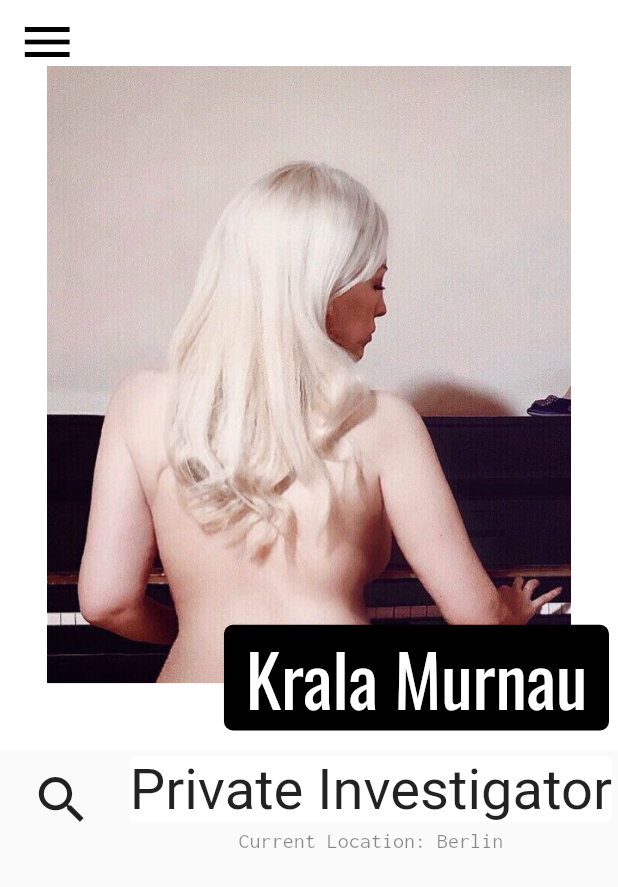
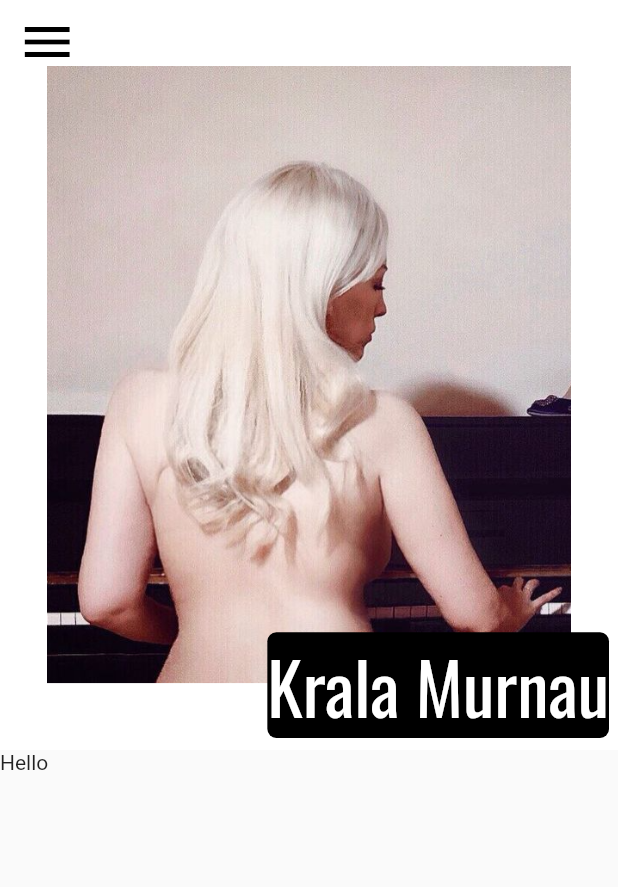
Before and after one commit to sagnik150699/bloging-website, a Flutter app: the screen it shows after launch, on a phone screen of 412 x 824 dp. Shown: the top 887 px of the screen. Run offline on Flutter 3.47's test engine with Material 2 defaults, Android fonts, the phone set to English and light mode, and no system bars; drawn by our look-alikes of carousel_slider; our stand-ins replace google_fonts.

Commit message:
ge
Signed-off-by: Sagnik Bhattacharya <sagnikbhattachaya1506@gmail.com>

```diff
--- a/blogging_site/lib/component.dart
+++ b/blogging_site/lib/component.dart
@@ -6,12 +6,13 @@ class Variables {
     return Card(
       color: cardColor,
       elevation: 0,
-      child: Text(
-        str,
-        textAlign: TextAlign.center,
-        style: GoogleFonts.oswald(
-            fontSize: size,
-            color: color),
+      child: FittedBox(
+        fit: BoxFit.contain,
+        child: Text(
+          str,
+          textAlign: TextAlign.center,
+          style: GoogleFonts.oswald(fontSize: size, color: color),
+        ),
       ),
     );
   }
--- a/blogging_site/lib/mobile.dart
+++ b/blogging_site/lib/mobile.dart
@@ -12,18 +12,22 @@ class _MobileState extends State<Mobile> {
   ScrollController controller = ScrollController();
   bool changeCard = true;
   Variables variables = new Variables();
+  final GlobalKey<ScaffoldState> _scaffoldKey = new GlobalKey<ScaffoldState>();
 
   @override
   void initState() {
     super.initState();
     controller.addListener(() {
+      //double value = controller.offset/119;
       print(controller.offset);
-
       if (controller.offset > 400) {
+        setState(() {
           changeCard = false;
+        });
       } else
+        setState(() {
           changeCard = true;
-
+        });
       print(changeCard);
     });
   }
@@ -33,8 +37,8 @@ class _MobileState extends State<Mobile> {
     final Size size = MediaQuery.of(context).size;
     //final double categoryHeight = size.height;
     final double categoryWidth = size.width;
-    final GlobalKey<ScaffoldState> _scaffoldKey =
-        new GlobalKey<ScaffoldState>();
+
+
     ListTile list(String text) {
       return ListTile(
           title: Card(
@@ -52,7 +56,8 @@ class _MobileState extends State<Mobile> {
     }
 
     return MaterialApp(
-      home: Scaffold(
+      home: SafeArea(
+        child: Scaffold(
           drawer: new Drawer(
             child: ListView(
               // Important: Remove any padding from the ListView.
@@ -85,7 +90,8 @@ class _MobileState extends State<Mobile> {
           key: _scaffoldKey,
           body: NestedScrollView(
               controller: controller,
-          headerSliverBuilder: (BuildContext context, bool innerBoxIsScrolled) {
+              headerSliverBuilder:
+                  (BuildContext context, bool innerBoxIsScrolled) {
                 return <Widget>[
                   SliverAppBar(
                     leading: new IconButton(
@@ -103,29 +109,17 @@ class _MobileState extends State<Mobile> {
                     pinned: true,
                     //responsive flexible spaceBar
                     flexibleSpace: FlexibleSpaceBar(
-                  titlePadding: EdgeInsets.only(bottom: 7),
+                      titlePadding: EdgeInsets.only(bottom: 2),
                       centerTitle: false,
-                  title:
-                      changeCard?
-                      Align(
+                      title: changeCard
+                          ? Align(
                           alignment: Alignment.bottomRight,
-                    child: Container(
-                      width: categoryWidth / 2.3,
-                      child: variables.cards(
-                         categoryWidth / 13,
-                          Colors.white,
-                          "Krala Murnau",
-                          Colors.black),
-                    ),
-                  )
+                          child: variables.cards(categoryWidth / 13,
+                              Colors.white, "Krala Murnau", Colors.black))
                           : Align(
-                      alignment: Alignment.bottomCenter,
-                      child: Container(
-                        width: categoryWidth/3.2,
+                          alignment: Alignment.center,
                           child: variables.cards(categoryWidth / 19,
-                            Colors.white, "Krala Murnau", Colors.black),
-                      ),
-                    ),
+                              Colors.black, "Krala Murnau", Colors.white)),
                       background: CarouselSlider(
                           items: Variables().item,
                           options: CarouselOptions(
@@ -137,7 +131,8 @@ class _MobileState extends State<Mobile> {
                             reverse: false,
                             autoPlay: true,
                             autoPlayInterval: Duration(seconds: 3),
-                        autoPlayAnimationDuration: Duration(milliseconds: 800),
+                            autoPlayAnimationDuration:
+                            Duration(milliseconds: 800),
                             autoPlayCurve: Curves.easeInOutSine,
                             enlargeCenterPage: true,
                             scrollDirection: Axis.horizontal,
@@ -146,44 +141,7 @@ class _MobileState extends State<Mobile> {
                   ),
                 ];
               },
-          body: ListView(
-              children: <Widget>[
-          Row(
-          crossAxisAlignment: CrossAxisAlignment.center,
-              children: <Widget>[
-                //Responsive icon search
-                Expanded(
-                  child: Icon(
-                    Icons.search,
-                    size: categoryWidth / 10,
-                  ),
-                ),
-                //Responsive private investigator
-                Align(
-                  alignment: Alignment.topRight,
-                  child: Column(
-                    children: <Widget>[
-                      Card(
-                        shadowColor: Colors.black,
-                        elevation: 0,
-                        child: Text(
-                          "Private Investigator",
-                          style: GoogleFonts.sedgwickAveDisplay(
-                              fontSize: categoryWidth / 11),
-                        ),
-                      ),
-                      //Responsive city
-                      Container(
-                          child: Text("Current Location: Berlin",
-                              style: GoogleFonts.inconsolata(
-                                  fontSize: categoryWidth / 28,
-                                  textStyle:
-                                  TextStyle(color: Colors.black45)))),
-                    ],
-                  ),
-                ),
-              ]),
-        ])
+              body: Text("Hello")),
         ),
       ),
     );
```
Lines whose indentation alone changed are shown as unchanged.
